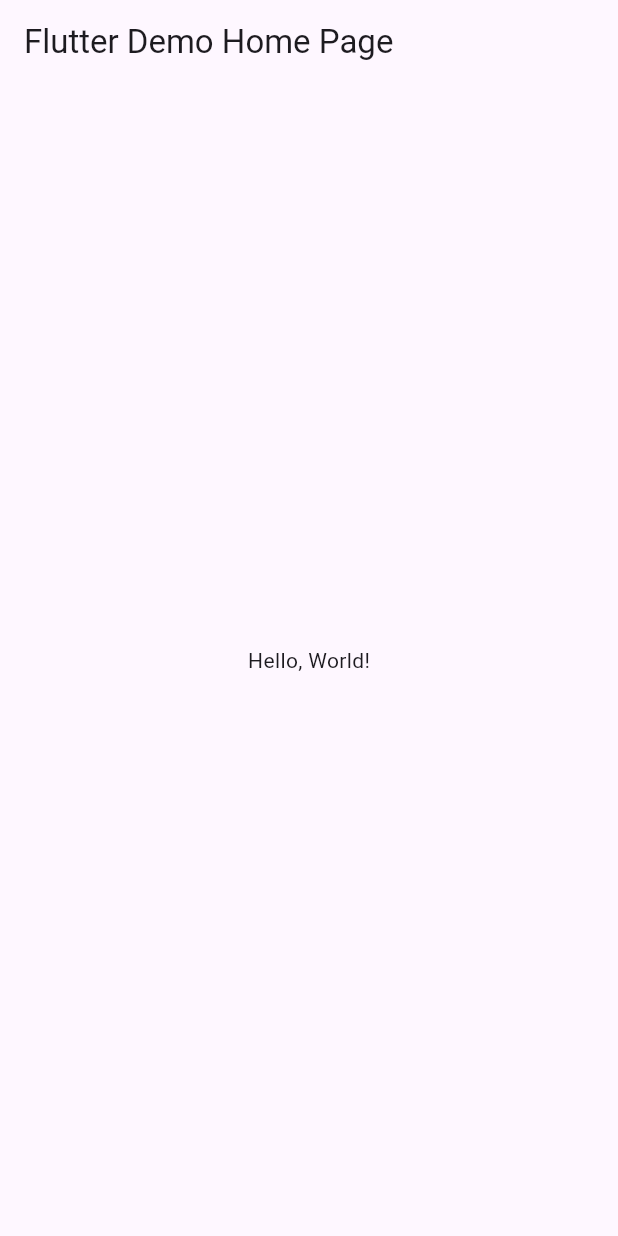
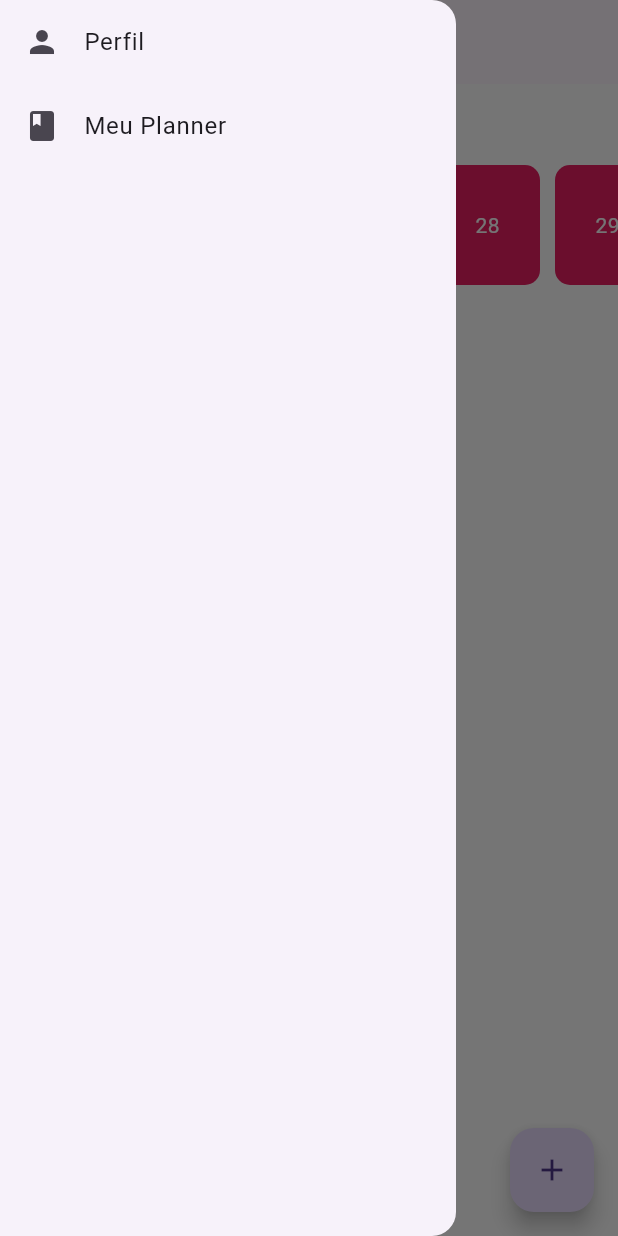
Before and after one commit to Debsmmaia/PixiePlan, a Flutter app: the screen it shows after launch, with the side drawer open (before the commit the screen has no drawer), on a phone screen of 412 x 824 dp. Run offline on Flutter 3.47's test engine with Material 3 defaults, Android fonts, the phone set to English and light mode, and no system bars.

Commit message:
Criação de página inicial com o menu de rolagem para dias da semana durante o mês e dia atual

```diff
--- a/lib/main.dart
+++ b/lib/main.dart
@@ -1,41 +1,191 @@
 import 'package:flutter/material.dart';
+import 'package:intl/intl.dart';
 
-void main() => runApp(MyApp());
+void main() => runApp(const MyApp());
 
 class MyApp extends StatelessWidget {
   const MyApp({super.key});
-  // This widget is the root of your application.
+
   @override
   Widget build(BuildContext context) {
     return MaterialApp(
-      // Application name
       title: 'Flutter Hello World',
-      // Application theme data, you can set the colors for the application as
-      // you want
       theme: ThemeData(
-        // useMaterial3: false,
-        primarySwatch: Colors.blue,
+        primaryColor: Color(0xFFFFB2C1), // Rosa Claro
+        scaffoldBackgroundColor: Colors.white, // Fundo Branco
       ),
-      // A widget which will be started on application startup
-      home: MyHomePage(title: 'Flutter Demo Home Page'),
+      home: const MyHomePage(title: 'Planner'),
     );
   }
 }
 
-class MyHomePage extends StatelessWidget {
+class MyHomePage extends StatefulWidget {
   final String title;
   const MyHomePage({super.key, required this.title});
+
+  @override
+  State<MyHomePage> createState() => _MyHomePageState();
+}
+
+class _MyHomePageState extends State<MyHomePage> {
+  int selectedIndex = 1; // Inicializa com a página "Meu Planner"
+
+  @override
+  Widget build(BuildContext context) {
+    // Determina a página a ser exibida com base no índice selecionado
+    Widget page;
+    switch (selectedIndex) {
+      case 0:
+        page = const ProfilePage();
+        break;
+      case 1:
+        page = const PlannerPage(); // Página inicial como "Meu Planner"
+        break;
+      default:
+        page = const Center(child: Text('Página Não Encontrada'));
+    }
+
+    return Scaffold(
+      drawer: Drawer(
+        child: Column(
+          children: [
+            ListTile(
+              leading: const Icon(Icons.person),
+              title: const Text('Perfil'),
+              onTap: () {
+                setState(() {
+                  selectedIndex = 0;
+                });
+                Navigator.of(context).pop();
+              },
+            ),
+            ListTile(
+              leading: const Icon(Icons.book),
+              title: const Text('Meu Planner'),
+              onTap: () {
+                setState(() {
+                  selectedIndex = 1;
+                });
+                Navigator.of(context).pop();
+              },
+            ),
+          ],
+        ),
+      ),
+      appBar: AppBar(
+        title: Text(widget.title),
+      ),
+      body: page,
+      floatingActionButton: FloatingActionButton(
+        onPressed: () {
+          // Navega para a nova página quando o botão é pressionado
+          Navigator.of(context).push(
+            MaterialPageRoute(builder: (context) => const NewPage()),
+          );
+        },
+        child: const Icon(Icons.add), // Ícone de "Adicionar"
+      ),
+    );
+  }
+}
+
+class ProfilePage extends StatelessWidget {
+  const ProfilePage({super.key});
+
+  @override
+  Widget build(BuildContext context) {
+    return Center(
+      child: Text(
+        'Página de Perfil',
+        style: TextStyle(fontSize: 24),
+      ),
+    );
+  }
+}
+
+class PlannerPage extends StatelessWidget {
+  const PlannerPage({super.key});
+
+  @override
+  Widget build(BuildContext context) {
+    DateTime now = DateTime.now(); // Data atual
+    int daysInMonth =
+        DateTime(now.year, now.month + 1, 0).day; // Total de dias no mês
+    List<DateTime> days = List.generate(daysInMonth, (index) {
+      return DateTime(now.year, now.month, index + 1); // Gera os dias do mês
+    });
+
+    // Encontra o índice do dia atual
+    int todayIndex = days.indexWhere((day) =>
+        day.day == now.day && day.month == now.month && day.year == now.year);
+
+    return Column(
+      children: [
+        Center(
+          child: Text(
+            DateFormat('MMMM yyyy').format(now), // Mês e ano atual
+            style: TextStyle(fontSize: 24),
+          ),
+        ),
+        SizedBox(height: 20), // Espaçamento
+        Container(
+          height: 80, // Altura do ListView horizontal
+          child: ListView.builder(
+            scrollDirection: Axis.horizontal, // Rolagem horizontal
+            itemCount: days.length, // Número de dias
+            controller: ScrollController(
+                initialScrollOffset:
+                    todayIndex * 75.0), // Ajusta a rolagem para o dia atual
+            itemBuilder: (context, index) {
+              DateTime day = days[index];
+              bool isToday = day.day == now.day &&
+                  day.month == now.month &&
+                  day.year == now.year;
+
+              return GestureDetector(
+                onTap: () {
+                  // Ação ao clicar no dia
+                  print(
+                      'Dia ${day.day} de ${DateFormat('MMMM').format(day)} selecionado');
+                },
+                child: Container(
+                  width: 70,
+                  margin: EdgeInsets.symmetric(horizontal: 5),
+                  decoration: BoxDecoration(
+                    color:
+                        isToday ? Color(0xffe82d6b) : Colors.pink, // Cor do dia
+                    borderRadius: BorderRadius.circular(10),
+                  ),
+                  child: Center(
+                    child: Text(
+                      '${day.day}', // Mostra o dia
+                      style: TextStyle(color: Colors.white),
+                    ),
+                  ),
+                ),
+              );
+            },
+          ),
+        ),
+      ],
+    );
+  }
+}
+
+// Nova página que aparece quando o botão flutuante é pressionado
+class NewPage extends StatelessWidget {
+  const NewPage({super.key});
 
   @override
   Widget build(BuildContext context) {
     return Scaffold(
       appBar: AppBar(
-        // The title text which will be shown on the action bar
-        title: Text(title),
+        title: const Text('Nova tarefa'),
       ),
       body: Center(
         child: Text(
-          'Hello, World!',
+          'Adicionar tarefa',
+          style: TextStyle(fontSize: 24),
         ),
       ),
     );
--- a/pubspec.yaml
+++ b/pubspec.yaml
@@ -13,7 +13,9 @@ dependencies:
 dev_dependencies:
   flutter_test:
     sdk: flutter
+  intl: ^0.18.0
   flutter_lints: ^2.0.2
+
 
 flutter:
   uses-material-design: true
```
